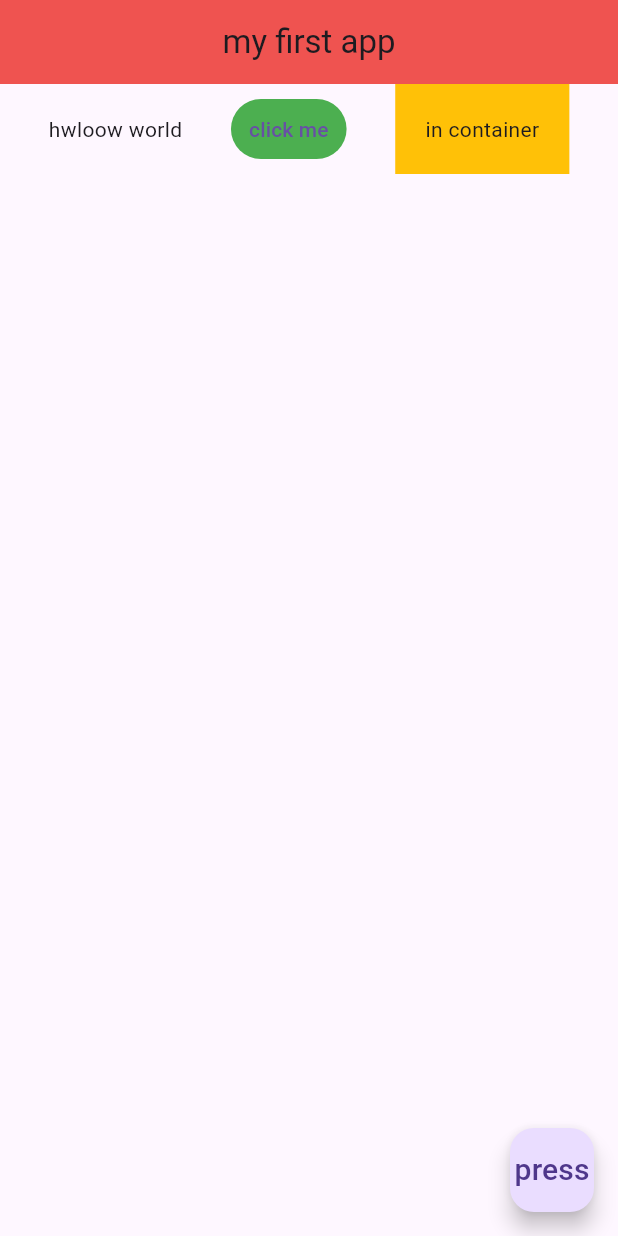
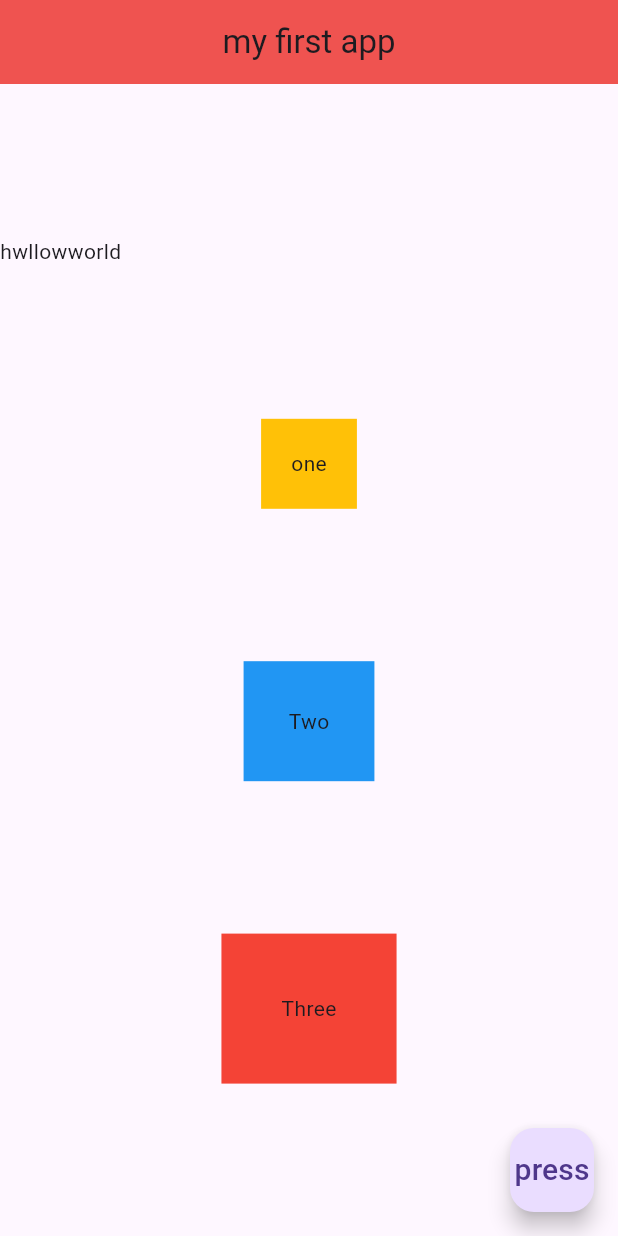
Before and after one commit to Muhammed-Nabeel-04/flutter_codes, a Flutter app: the screen it shows after launch, on a phone screen of 412 x 824 dp. Run offline on Flutter 3.47's test engine with Material 3 defaults, Android fonts, the phone set to English and light mode, and no system bars.

Commit message:
column() in body

```diff
--- a/my_app/lib/main.dart
+++ b/my_app/lib/main.dart
@@ -15,31 +15,57 @@ class Home extends StatelessWidget {
         centerTitle: true,
         backgroundColor: Colors.red[400],
       ),
+      // -------
       // body: Container(
       //   color: Colors.grey,
       //   child: Text('hellooow'),
       //   padding: EdgeInsets.all(20),
       //   margin: EdgeInsets.all(30),
       // ),
-
+      // ------------
       // body: Padding(padding: EdgeInsets.all(20), child: Text('hellow')),
-      body: Row(
+      // -------------
+      // body: Row(
+      //   mainAxisAlignment: MainAxisAlignment.spaceEvenly,
+      //   crossAxisAlignment: CrossAxisAlignment.center,
+      //   children: [
+      //     Text('hwloow world'),
+      //     TextButton(
+      //       onPressed: () {},
+      //       child: Text('click me'),
+      //       style: TextButton.styleFrom(backgroundColor: Colors.green),
+      //     ),
+      //     Container(
+      //       color: Colors.amber,
+      //       padding: EdgeInsets.all(20),
+      //       child: Text('in container'),
+      //     ),
+      //   ],
+      // ),
+      // -----------------
+      body: Column(
         mainAxisAlignment: MainAxisAlignment.spaceEvenly,
         crossAxisAlignment: CrossAxisAlignment.center,
         children: [
-          Text('hwloow world'),
-          TextButton(
-            onPressed: () {},
-            child: Text('click me'),
-            style: TextButton.styleFrom(backgroundColor: Colors.green),
+          Row(children: [Text('hwllow'), Text('world')]),
+          Container(
+            padding: EdgeInsets.all(20),
+            color: Colors.amber,
+            child: Text('one'),
           ),
           Container(
-            color: Colors.amber,
-            padding: EdgeInsets.all(20),
-            child: Text('in container'),
+            padding: EdgeInsets.all(30),
+            color: Colors.blue,
+            child: Text('Two'),
+          ),
+          Container(
+            padding: EdgeInsets.all(40),
+            color: Colors.red,
+            child: Text('Three'),
           ),
         ],
       ),
+
       floatingActionButton: FloatingActionButton(
         onPressed: null,
         child: Text('press', style: TextStyle(fontSize: 20)),
```
